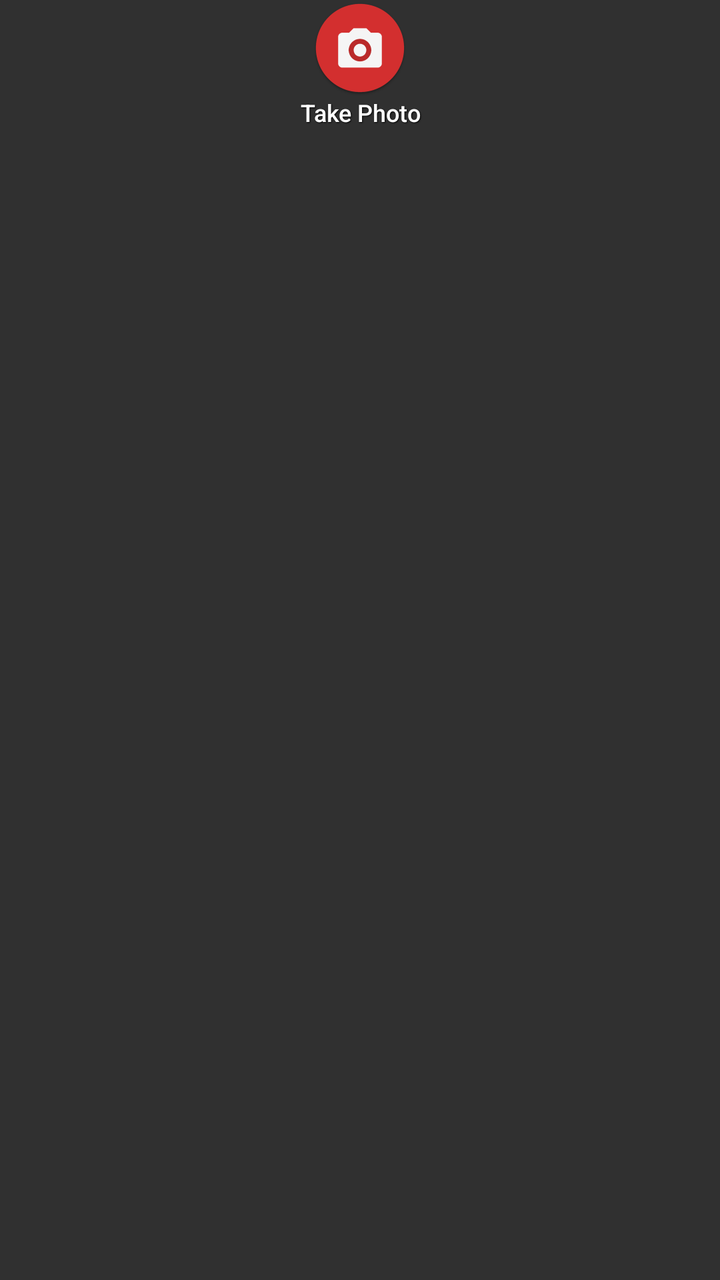
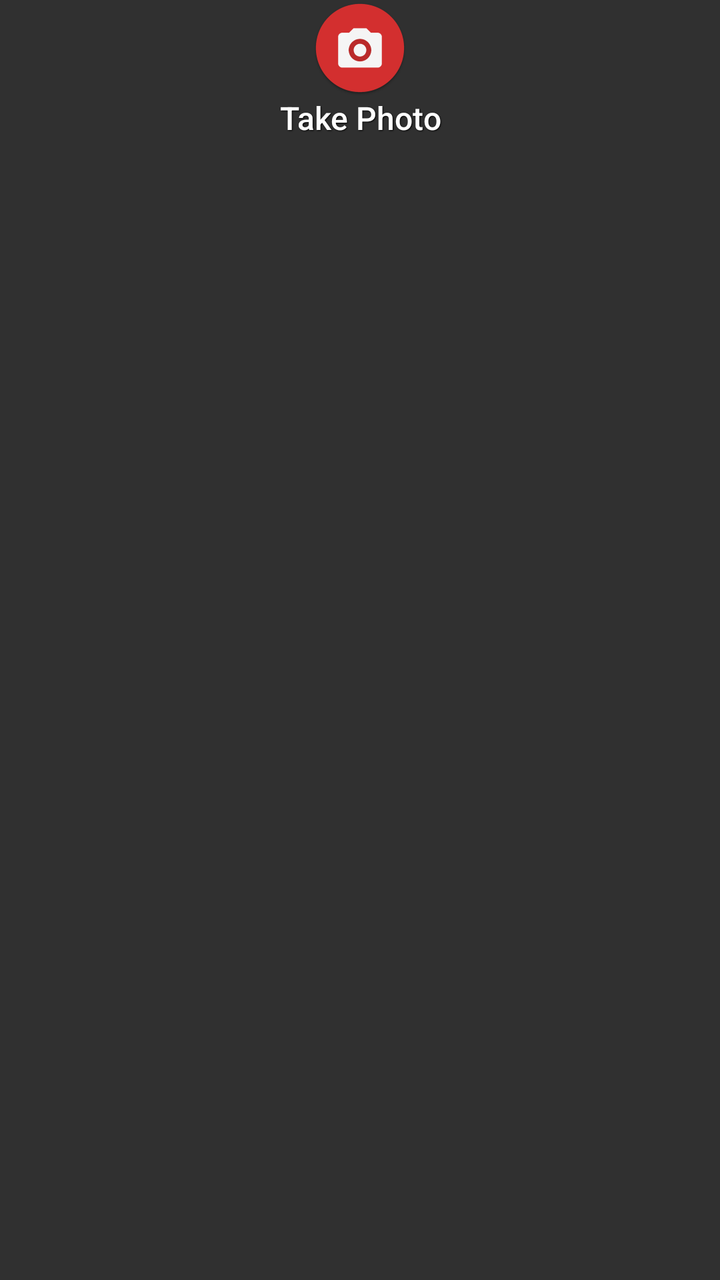

Before-and-after screenshots of an Android layout around one commit, followed by the original layout XML and the change that was made.
<!-- AndroidManifest.xml: application theme AppTheme -->
<!-- res/layout/widget_layout_take_photo.xml -->
<?xml version="1.0" encoding="utf-8"?>
<LinearLayout xmlns:android="http://schemas.android.com/apk/res/android"
    android:layout_width="match_parent"
    android:layout_height="match_parent"
    android:orientation="horizontal" >
    
    <Button
        android:id="@+id/widget_take_photo"
        android:layout_width="match_parent"
        android:layout_height="wrap_content"
        style="@android:style/Widget.DeviceDefault.Button.Borderless"
        android:drawableTop="@drawable/ic_launcher_take_photo"
        android:padding="0dp"
        android:textAllCaps="false"
        android:textSize="12sp"
        android:textColor="#ffffff"
        android:shadowColor="#000000"
        android:shadowDx="1"
        android:shadowDy="1"
        android:shadowRadius="1"
        android:text="@string/take_photo" />
</LinearLayout>
<!-- resources referenced by this layout -->
<resources>
  <!-- drawable ic_launcher_take_photo: png bitmap (drawable-hdpi, 2811 bytes) -->
  <string name="take_photo">Take Photo</string>
  <style name="AppTheme" parent="AppBaseTheme">
          
          <item name="android:windowNoTitle">true</item>
          <item name="android:windowActionBar">false</item>
          <item name="android:windowFullscreen">true</item>
          <item name="android:windowContentOverlay">@null</item>
      </style>
  <style name="AppBaseTheme" parent="@style/Theme.AppCompat.NoActionBar">
          
          <item name="android:scrollbarThumbVertical">@android:color/transparent</item>
          <item name="android:scrollbarThumbHorizontal">@android:color/transparent</item>
          
          <item name="android:imageButtonStyle">@style/image_button</item>
          <item name="android:navigationBarColor">@android:color/black</item>
      </style>
  <style name="image_button" parent="@android:style/Widget.Material.ImageButton">
          <item name="android:backgroundTint">#d05a595b</item> 
      </style>
</resources>

<!-- the commit's change to res/layout/widget_layout_take_photo.xml (unified diff, before → after) -->
@@ -12,7 +12,7 @@
         android:drawableTop="@drawable/ic_launcher_take_photo"
         android:padding="0dp"
         android:textAllCaps="false"
-        android:textSize="12sp"
+        android:textSize="16sp"
         android:textColor="#ffffff"
         android:shadowColor="#000000"
         android:shadowDx="1"
